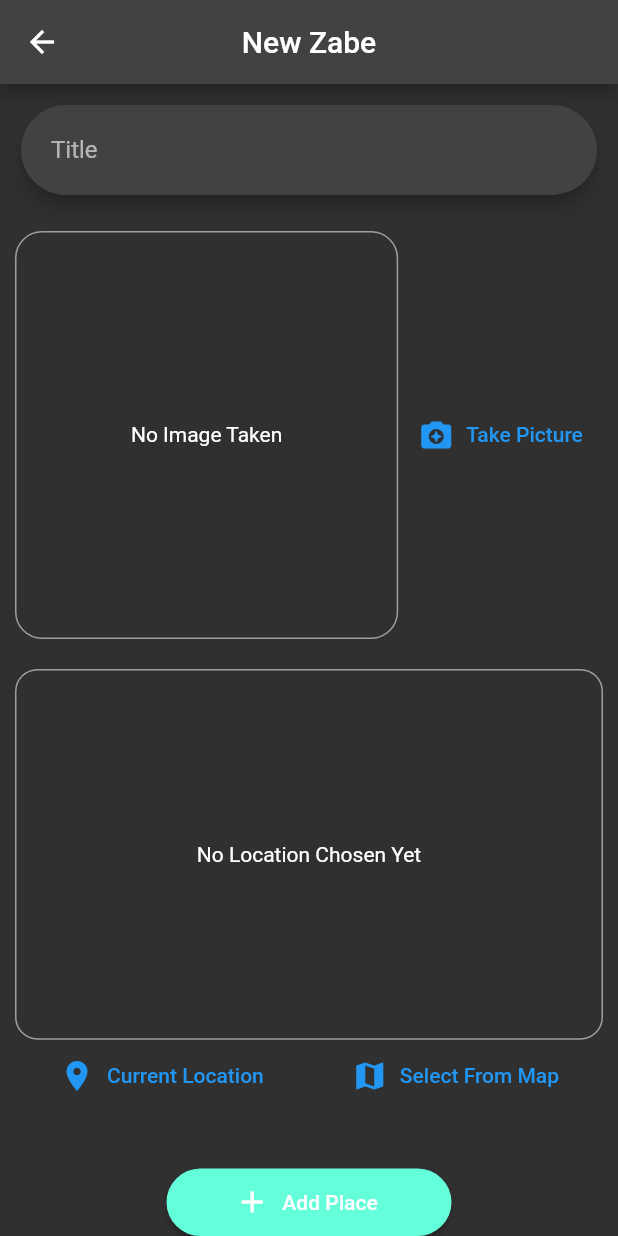
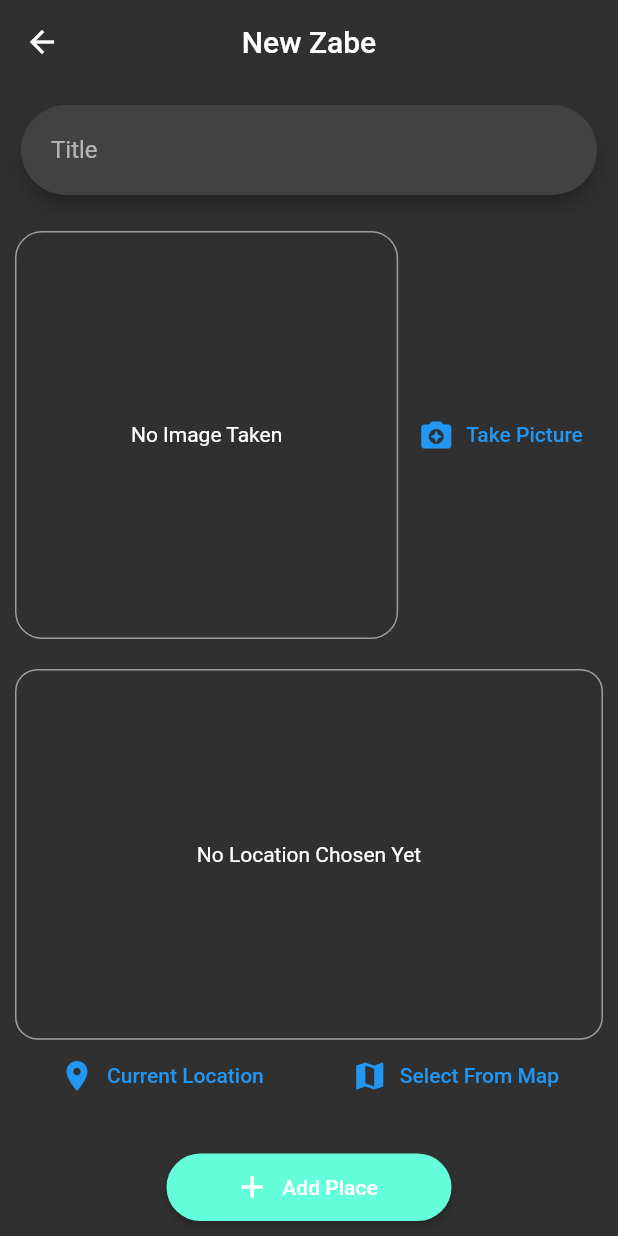
Before and after one commit to Oneya4/Scenary, a Flutter app: the AddPlaceScreen screen opened by its route, on a phone screen of 412 x 824 dp. Run offline on Flutter 3.47's test engine with Material 2 defaults, Android fonts, the phone set to English and light mode, and no system bars; our stand-ins replace cached_network_image, google_maps_flutter, image_picker, location, sqflite; accounts and stored records are empty; network calls fail.

Commit message:
Update add_place_screen.dart

```diff
--- a/lib/screens/add_place_screen.dart
+++ b/lib/screens/add_place_screen.dart
@@ -44,6 +44,8 @@ class _AddPlaceScreenState extends State<AddPlaceScreen> {
       appBar: AppBar(
         title: Text('New Zabe'),
         centerTitle: true,
+        backgroundColor: Colors.transparent,
+        elevation: 0,
       ),
       body: Column(
         // crossAxisAlignment: CrossAxisAlignment.stretch,
@@ -82,7 +84,9 @@ class _AddPlaceScreenState extends State<AddPlaceScreen> {
               ),
             ),
           ),
-          ElevatedButton.icon(
+          Padding(
+            padding: const EdgeInsets.only(bottom: 10),
+            child: ElevatedButton.icon(
               icon: Icon(Icons.add),
               label: Text('Add Place'),
               style: ElevatedButton.styleFrom(
@@ -93,6 +97,7 @@ class _AddPlaceScreenState extends State<AddPlaceScreen> {
               ),
               onPressed: _savePlace,
             ),
+          ),
         ],
       ),
     );
```
Lines whose indentation alone changed are shown as unchanged.
